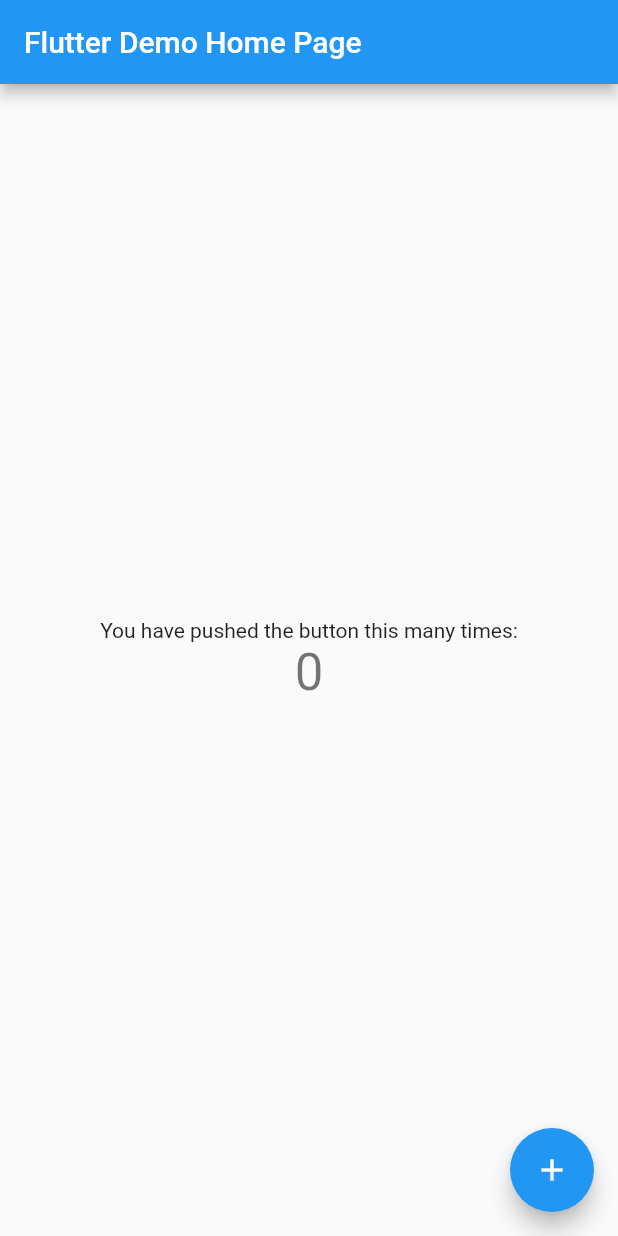
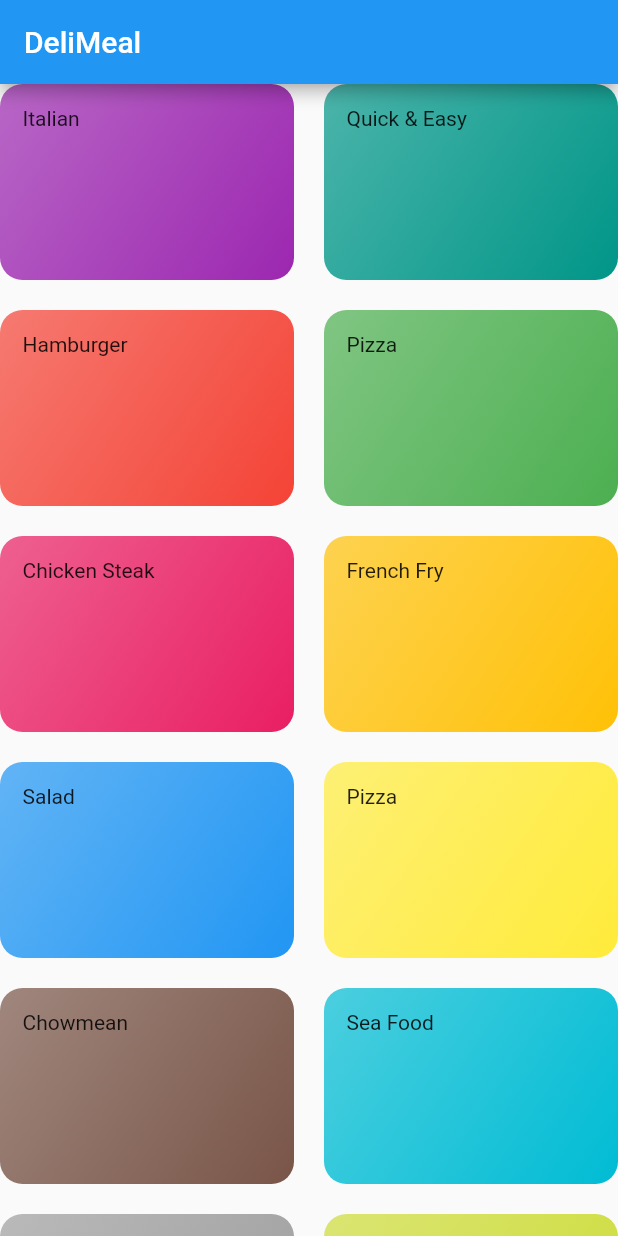
Before and after one commit to yousufCse/flutter_sample, a Flutter app: the screen it shows after launch, on a phone screen of 412 x 824 dp. Run offline on Flutter 3.47's test engine with Material 2 defaults, Android fonts, the phone set to English and light mode, and no system bars.

Commit message:
Category screen and its helper file created

```diff
--- a/lib/main.dart
+++ b/lib/main.dart
@@ -1,111 +1,4 @@
 import 'package:flutter/material.dart';
+import './src/app.dart';
 
-void main() => runApp(MyApp());
-
-class MyApp extends StatelessWidget {
-  // This widget is the root of your application.
-  @override
-  Widget build(BuildContext context) {
-    return MaterialApp(
-      title: 'Flutter Demo',
-      theme: ThemeData(
-        // This is the theme of your application.
-        //
-        // Try running your application with "flutter run". You'll see the
-        // application has a blue toolbar. Then, without quitting the app, try
-        // changing the primarySwatch below to Colors.green and then invoke
-        // "hot reload" (press "r" in the console where you ran "flutter run",
-        // or simply save your changes to "hot reload" in a Flutter IDE).
-        // Notice that the counter didn't reset back to zero; the application
-        // is not restarted.
-        primarySwatch: Colors.blue,
-      ),
-      home: MyHomePage(title: 'Flutter Demo Home Page'),
-    );
-  }
-}
-
-class MyHomePage extends StatefulWidget {
-  MyHomePage({Key key, this.title}) : super(key: key);
-
-  // This widget is the home page of your application. It is stateful, meaning
-  // that it has a State object (defined below) that contains fields that affect
-  // how it looks.
-
-  // This class is the configuration for the state. It holds the values (in this
-  // case the title) provided by the parent (in this case the App widget) and
-  // used by the build method of the State. Fields in a Widget subclass are
-  // always marked "final".
-
-  final String title;
-
-  @override
-  _MyHomePageState createState() => _MyHomePageState();
-}
-
-class _MyHomePageState extends State<MyHomePage> {
-  int _counter = 0;
-
-  void _incrementCounter() {
-    setState(() {
-      // This call to setState tells the Flutter framework that something has
-      // changed in this State, which causes it to rerun the build method below
-      // so that the display can reflect the updated values. If we changed
-      // _counter without calling setState(), then the build method would not be
-      // called again, and so nothing would appear to happen.
-      _counter++;
-    });
-  }
-
-  @override
-  Widget build(BuildContext context) {
-    // This method is rerun every time setState is called, for instance as done
-    // by the _incrementCounter method above.
-    //
-    // The Flutter framework has been optimized to make rerunning build methods
-    // fast, so that you can just rebuild anything that needs updating rather
-    // than having to individually change instances of widgets.
-    return Scaffold(
-      appBar: AppBar(
-        // Here we take the value from the MyHomePage object that was created by
-        // the App.build method, and use it to set our appbar title.
-        title: Text(widget.title),
-      ),
-      body: Center(
-        // Center is a layout widget. It takes a single child and positions it
-        // in the middle of the parent.
-        child: Column(
-          // Column is also a layout widget. It takes a list of children and
-          // arranges them vertically. By default, it sizes itself to fit its
-          // children horizontally, and tries to be as tall as its parent.
-          //
-          // Invoke "debug painting" (press "p" in the console, choose the
-          // "Toggle Debug Paint" action from the Flutter Inspector in Android
-          // Studio, or the "Toggle Debug Paint" command in Visual Studio Code)
-          // to see the wireframe for each widget.
-          //
-          // Column has various properties to control how it sizes itself and
-          // how it positions its children. Here we use mainAxisAlignment to
-          // center the children vertically; the main axis here is the vertical
-          // axis because Columns are vertical (the cross axis would be
-          // horizontal).
-          mainAxisAlignment: MainAxisAlignment.center,
-          children: <Widget>[
-            Text(
-              'You have pushed the button this many times:',
-            ),
-            Text(
-              '$_counter',
-              style: Theme.of(context).textTheme.display1,
-            ),
-          ],
-        ),
-      ),
-      floatingActionButton: FloatingActionButton(
-        onPressed: _incrementCounter,
-        tooltip: 'Increment',
-        child: Icon(Icons.add),
-      ), // This trailing comma makes auto-formatting nicer for build methods.
-    );
-  }
-}
+void main() => runApp(App());
--- /dev/null
+++ b/lib/src/app.dart
@@ -0,0 +1,17 @@
+import 'package:flutter/material.dart';
+import './screens/categories_screen.dart';
+
+class App extends StatefulWidget {
+  @override
+  _AppState createState() => _AppState();
+}
+
+class _AppState extends State<App> {
+  @override
+  Widget build(BuildContext context) {
+    return MaterialApp(
+      title: 'Meal App',
+      home: CategoriesScreen(),
+    );
+  }
+}
--- /dev/null
+++ b/lib/src/dummy/categories_data.dart
@@ -0,0 +1,19 @@
+
+
+import 'package:flutter/material.dart';
+import '../models/category_model.dart';
+
+const DUMMY_CATEGORIES = const [
+  Category(id: 'c1', title: 'Italian', color: Colors.purple),
+  Category(id: 'c2', title: 'Quick & Easy', color: Colors.teal),
+  Category(id: 'c3', title: 'Hamburger', color: Colors.red),
+  Category(id: 'c4', title: 'Pizza', color: Colors.green),
+  Category(id: 'c5', title: 'Chicken Steak', color: Colors.pink),
+  Category(id: 'c6', title: 'French Fry', color: Colors.amber),
+  Category(id: 'c7', title: 'Salad', color: Colors.blue),
+  Category(id: 'c8', title: 'Pizza', color: Colors.yellow),
+  Category(id: 'c9', title: 'Chowmean', color: Colors.brown),
+  Category(id: 'c10', title: 'Sea Food', color: Colors.cyan),
+  Category(id: 'c11', title: 'Beef Stake', color: Colors.grey),
+  Category(id: 'c12', title: 'Pasta', color: Colors.lime),
+];
--- /dev/null
+++ b/lib/src/models/category_model.dart
@@ -0,0 +1,13 @@
+import 'package:flutter/material.dart';
+
+class Category {
+  final String id;
+  final String title;
+  final Color color;
+
+  const Category({
+    @required this.id,
+    @required this.title,
+    this.color = Colors.orange,
+  });
+}
--- /dev/null
+++ b/lib/src/screens/categories_screen.dart
@@ -0,0 +1,29 @@
+import 'package:flutter/material.dart';
+import '../dummy/categories_data.dart';
+import './category_item.dart';
+
+class CategoriesScreen extends StatelessWidget {
+  @override
+  Widget build(BuildContext context) {
+    return Scaffold(
+      appBar: AppBar(
+        title: const Text('DeliMeal'),
+      ),
+      body: GridView(
+        children: DUMMY_CATEGORIES
+            .map(
+              (item) => CategoryItem(
+                item.title,
+                item.color,
+              ),
+            )
+            .toList(),
+        gridDelegate: SliverGridDelegateWithMaxCrossAxisExtent(
+            maxCrossAxisExtent: 200,
+            childAspectRatio: 3 / 2,
+            crossAxisSpacing: 20,
+            mainAxisSpacing: 20),
+      ),
+    );
+  }
+}
--- /dev/null
+++ b/lib/src/screens/category_item.dart
@@ -0,0 +1,24 @@
+import 'package:flutter/material.dart';
+
+class CategoryItem extends StatelessWidget {
+  final String title;
+  final Color color;
+
+  CategoryItem(this.title, this.color);
+
+  @override
+  Widget build(BuildContext context) {
+    return Container(
+      padding: const EdgeInsets.all(15),
+      child: Text(title),
+      decoration: BoxDecoration(
+        borderRadius: BorderRadius.circular(15),
+        gradient: LinearGradient(
+          colors: [color.withOpacity(0.7), color],
+          begin: Alignment.topLeft,
+          end: Alignment.bottomRight,
+        ),
+      ),
+    );
+  }
+}
```
